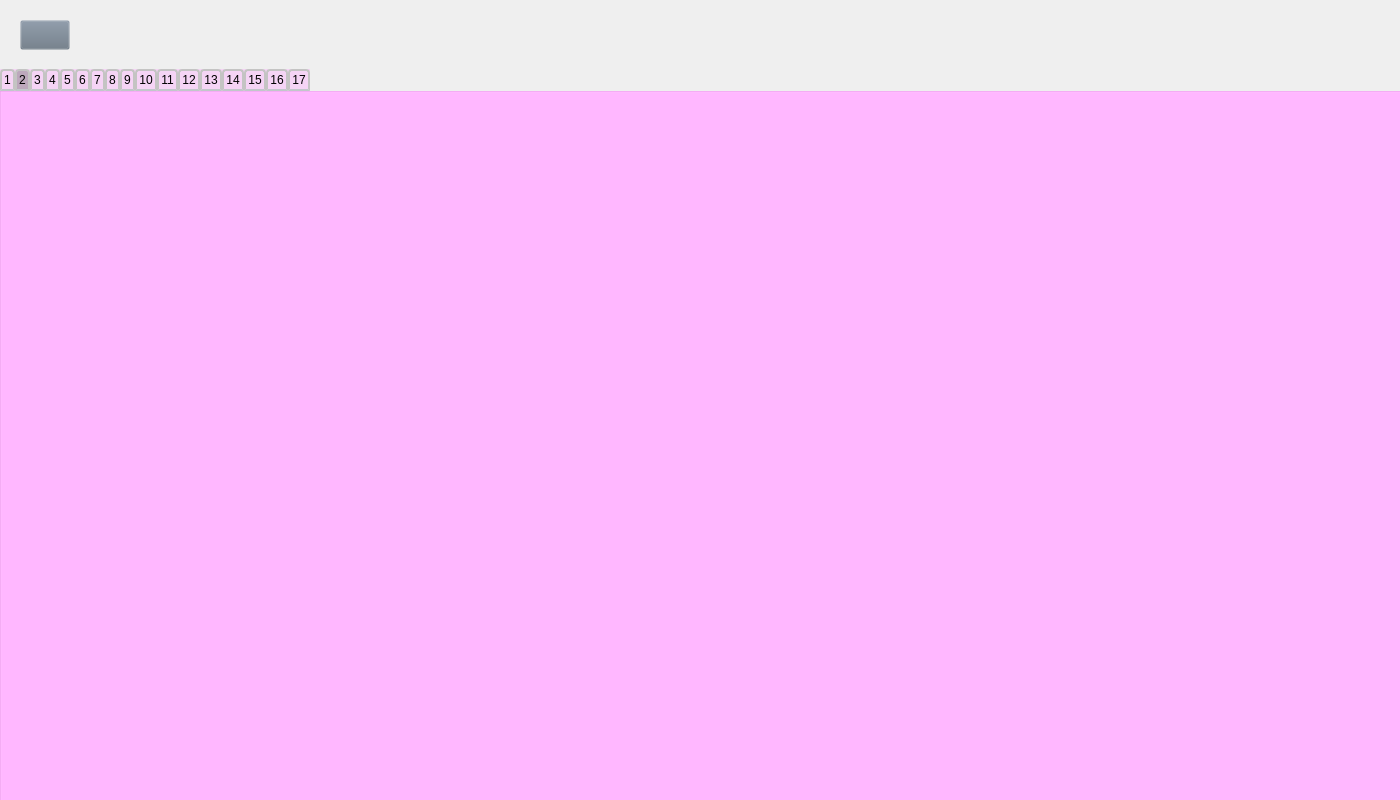
tixdim/QT_school, file Python_files/UI_files/TheoryWidget.ui: the form before one commit.
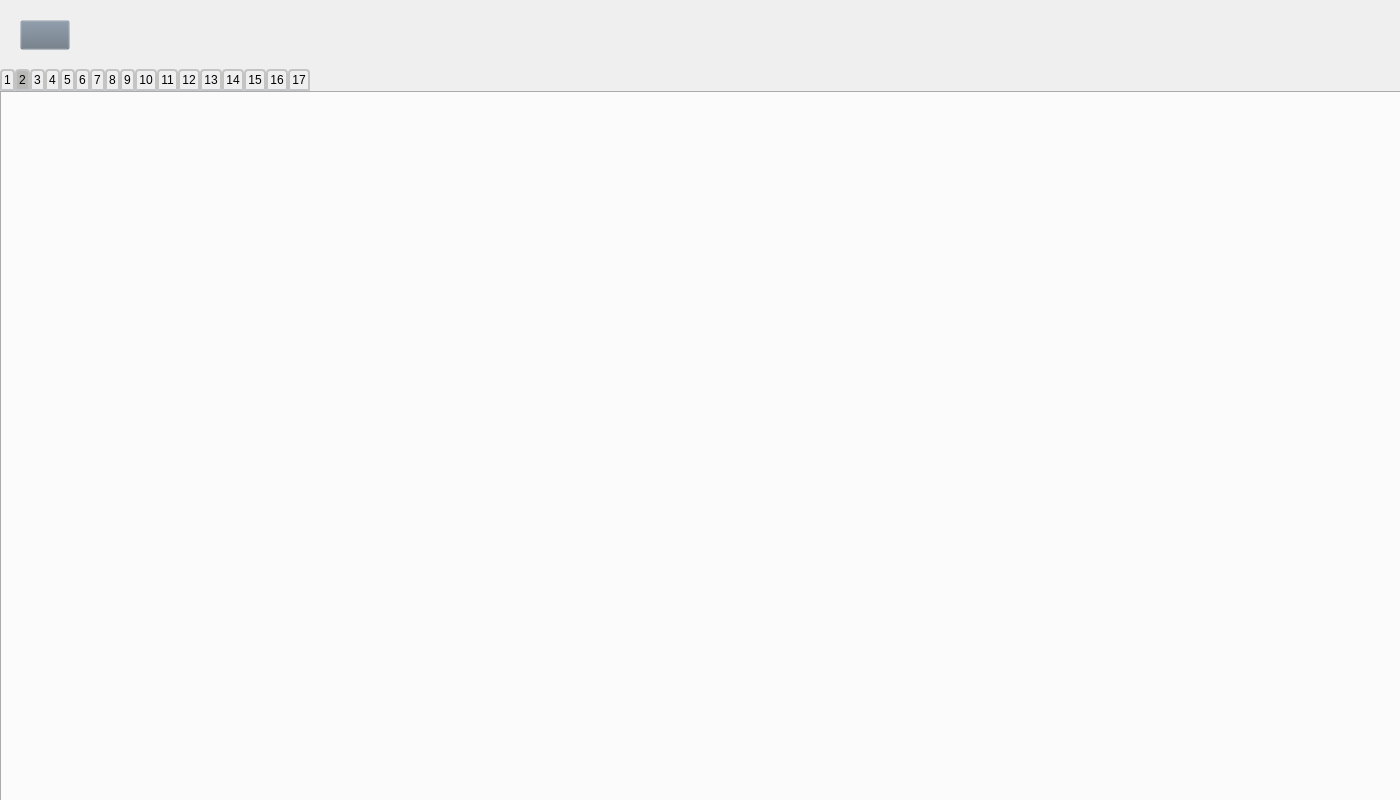
The form after the commit. The open tabs and pages were chosen to show the change. Icons and pictures are not drawn.

```diff
--- a/Python_files/UI_files/TheoryWidget.ui
+++ b/Python_files/UI_files/TheoryWidget.ui
@@ -27,7 +27,7 @@
                                 stop: 0 #E1E1E1, stop: 0.4 #DDDDDD,
                                 stop: 0.5 #D8D8D8, stop: 1.0 #D3D3D3);
     border: 2px solid #C4C4C3;
-    border-bottom-color: #C2C7CB; /* same as the pane color */
+    border-bottom-color: #C2C7CB; 
     border-top-left-radius: 4px;
     border-top-right-radius: 4px;
     min-width: 8ex;
@@ -36,6 +36,9 @@
 
 QTabBar::tab:selected, QTabBar::tab:hover {
     background: rgba(100, 100, 100, 100);
+}
+QLabel{
+ background-color:rgba(0,0,0,0); 
 }</string>
   </property>
   <widget class="QPushButton" name="back">
@@ -71,7 +74,7 @@
     </rect>
    </property>
    <property name="styleSheet">
-    <string notr="true">background-color: rgba(255, 170, 255,100 );
+    <string notr="true">border-image: url(1.jpg);
 border: 0px;</string>
    </property>
    <property name="currentIndex">
@@ -111,6 +114,46 @@
     <attribute name="title">
      <string>2</string>
     </attribute>
+    <widget class="QLabel" name="label_3">
+     <property name="geometry">
+      <rect>
+       <x>330</x>
+       <y>40</y>
+       <width>481</width>
+       <height>71</height>
+      </rect>
+     </property>
+     <property name="styleSheet">
+      <string notr="true">background-color: rgb(0,0,0,0);
+border-image: url();</string>
+     </property>
+     <property name="frameShape">
+      <enum>QFrame::NoFrame</enum>
+     </property>
+     <property name="text">
+      <string/>
+     </property>
+    </widget>
+    <widget class="QLabel" name="label_4">
+     <property name="geometry">
+      <rect>
+       <x>320</x>
+       <y>100</y>
+       <width>481</width>
+       <height>331</height>
+      </rect>
+     </property>
+     <property name="styleSheet">
+      <string notr="true">background-color: rgb(0,0,0,0);
+border-image: url();</string>
+     </property>
+     <property name="frameShape">
+      <enum>QFrame::NoFrame</enum>
+     </property>
+     <property name="text">
+      <string/>
+     </property>
+    </widget>
    </widget>
    <widget class="QWidget" name="tab_3">
     <attribute name="title">
```
Left out of the diff: 172 changed lines with no effect on the pictures.
